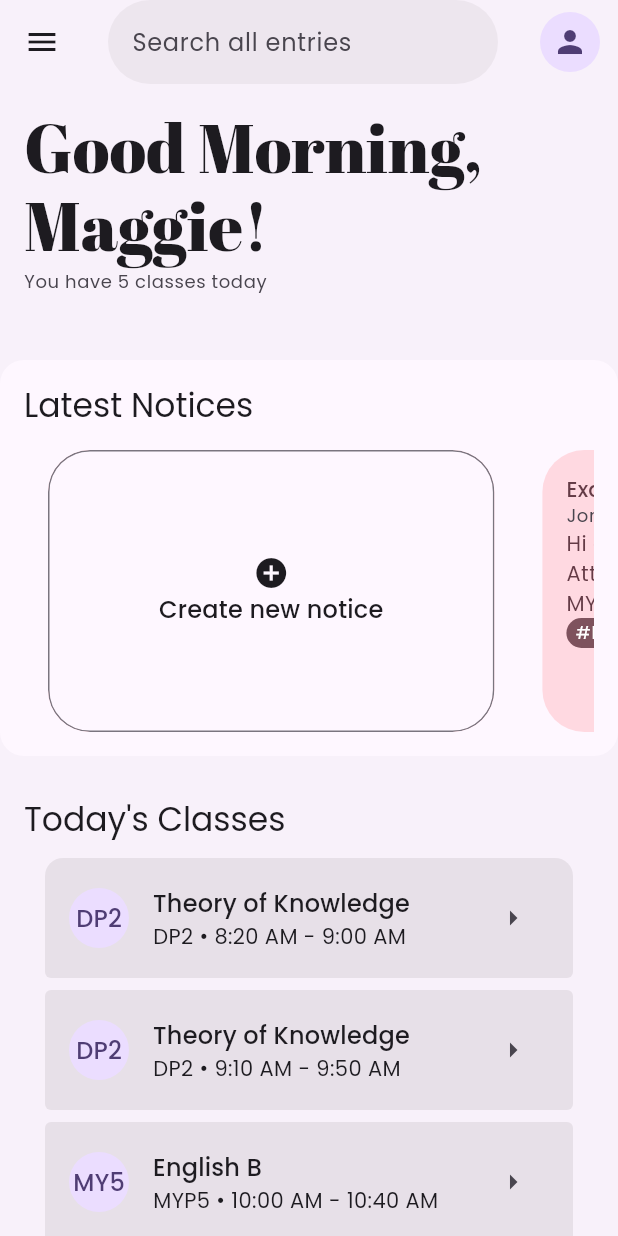
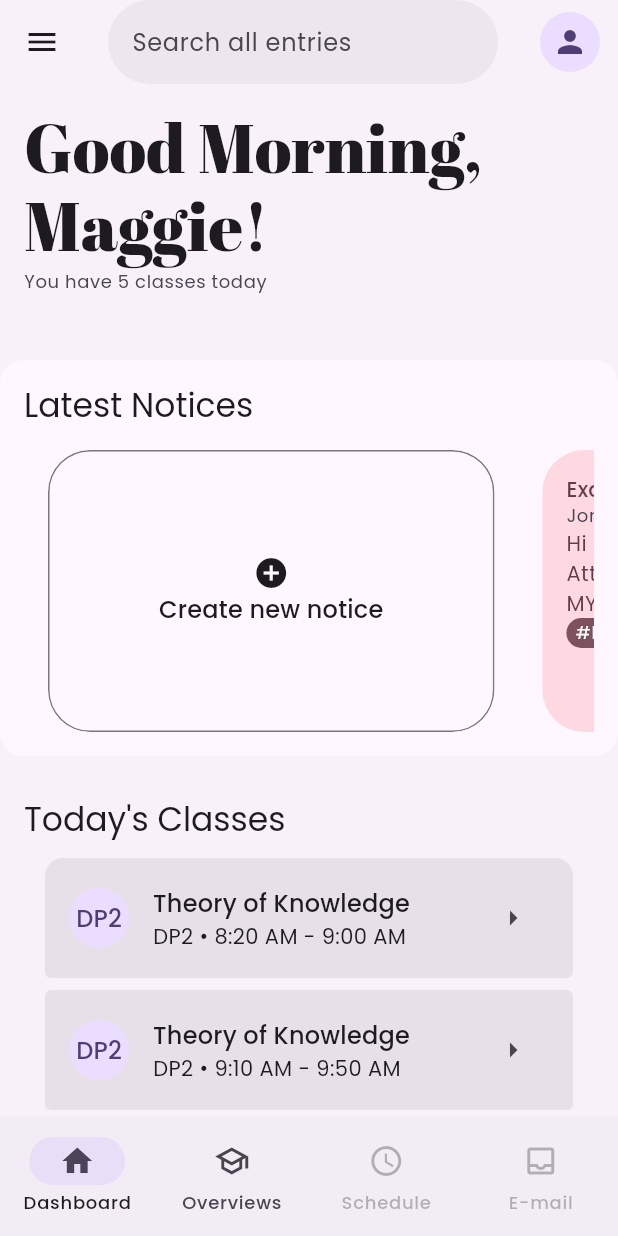
Before and after one commit to ErnGusMik/eclass, a Flutter app: the screen it shows after launch, on a phone screen of 412 x 824 dp. Run offline on Flutter 3.47's test engine with Material 3 defaults, Android fonts, the phone set to English and light mode, and no system bars; our stand-ins replace google_fonts.

Commit message:
Finished static dashboard page

```diff
--- a/eclass_flutter/lib/teacher_panel/dash/ui.dart
+++ b/eclass_flutter/lib/teacher_panel/dash/ui.dart
@@ -18,6 +18,7 @@ class TeacherDash extends StatelessWidget {
               padding: EdgeInsets.symmetric(horizontal: 16.0),
               child: Column(
                 crossAxisAlignment: CrossAxisAlignment.start,
+                spacing: 8.0,
                 children: [
                   Text(
                     "Today's Classes",
@@ -26,10 +27,7 @@ class TeacherDash extends StatelessWidget {
                     ),
                   ),
                   Padding(
-                    padding: const EdgeInsets.symmetric(
-                      horizontal: 10.0,
-                      vertical: 8.0,
-                    ),
+                    padding: const EdgeInsets.symmetric(horizontal: 10.0),
                     child: Column(
                       crossAxisAlignment: CrossAxisAlignment.center,
                       children: [
@@ -91,15 +89,22 @@ class TeacherDash extends StatelessWidget {
                             onPressed: () => {},
                             label: Text(
                               "Add homework",
-                              style: Theme.of(context).textTheme.titleMedium?.copyWith(
-                                color: Theme.of(context).colorScheme.onPrimary
+                              style: Theme.of(
+                                context,
+                              ).textTheme.titleMedium?.copyWith(
+                                color: Theme.of(context).colorScheme.onPrimary,
                               ),
                             ),
                             icon: Icon(Icons.add_circle_outline),
                             style: FilledButton.styleFrom(
-                              backgroundColor: Theme.of(context).colorScheme.primary,
-                              foregroundColor: Theme.of(context).colorScheme.onPrimary,
-                              padding: EdgeInsets.symmetric(horizontal: 24.0, vertical: 16.0)
+                              backgroundColor:
+                                  Theme.of(context).colorScheme.primary,
+                              foregroundColor:
+                                  Theme.of(context).colorScheme.onPrimary,
+                              padding: EdgeInsets.symmetric(
+                                horizontal: 24.0,
+                                vertical: 16.0,
+                              ),
                             ),
                           ),
                           SizedBox(width: 8.0),
@@ -107,18 +112,29 @@ class TeacherDash extends StatelessWidget {
                             onPressed: () => {},
                             label: Text(
                               "Add test",
-                              style: Theme.of(context).textTheme.titleMedium?.copyWith(
-                                color: Theme.of(context).colorScheme.onSecondaryContainer
+                              style: Theme.of(
+                                context,
+                              ).textTheme.titleMedium?.copyWith(
+                                color:
+                                    Theme.of(
+                                      context,
+                                    ).colorScheme.onSecondaryContainer,
                               ),
                             ),
                             icon: Icon(Icons.today_rounded),
                             style: FilledButton.styleFrom(
-                              padding: EdgeInsets.symmetric(vertical: 16.0, horizontal: 24.0),
+                              padding: EdgeInsets.symmetric(
+                                vertical: 16.0,
+                                horizontal: 24.0,
                               ),
-                          )
+                            ),
+                          ),
                         ],
                       ),
-                      ConnectedButtonGroup(),
+                      ConnectedButtonGroup(
+                        selected: 0,
+                        labels: ["In school", "Busy", "Sick"],
+                      ),
                       Wrap(
                         alignment: WrapAlignment.center,
                         spacing: 4.0,
@@ -126,35 +142,113 @@ class TeacherDash extends StatelessWidget {
                           FilledButton.tonal(
                             onPressed: () => {},
                             style: FilledButton.styleFrom(
-                              padding: EdgeInsets.symmetric(vertical: 6.0, horizontal: 12.0)
+                              padding: EdgeInsets.symmetric(
+                                vertical: 6.0,
+                                horizontal: 12.0,
                               ),
-                            child: Text(
-                              "Cancel lesson",
                             ),
+                            child: Text("Cancel lesson"),
                           ),
                           FilledButton(
                             onPressed: () => {},
                             style: FilledButton.styleFrom(
-                              padding: EdgeInsets.symmetric(vertical: 6.0, horizontal: 12.0)
+                              padding: EdgeInsets.symmetric(
+                                vertical: 6.0,
+                                horizontal: 12.0,
+                              ),
                             ),
                             child: Text("Add lesson topic"),
                           ),
                           FilledButton.tonal(
                             onPressed: () => {},
                             style: FilledButton.styleFrom(
-                              padding: EdgeInsets.symmetric(vertical: 6.0, horizontal: 12.0)
+                              padding: EdgeInsets.symmetric(
+                                vertical: 6.0,
+                                horizontal: 12.0,
+                              ),
                             ),
                             child: Text("Add notice"),
+                          ),
+                        ],
+                      ),
+                    ],
+                  ),
+                ],
+              ),
+            ),
+            Padding(
+              padding: EdgeInsets.symmetric(horizontal: 16.0),
+              child: Column(
+                crossAxisAlignment: CrossAxisAlignment.start,
+                spacing: 8.0,
+                children: [
+                  Text(
+                    "Your Classes",
+                    style: Theme.of(context).textTheme.titleLarge,
+                  ),
+                  Column(
+                    crossAxisAlignment: CrossAxisAlignment.center,
+                    children: [
+                      TeacherClass(
+                        lesson: "Theory of Knowledge",
+                        classGrade: "DP2",
+                        first: true,
+                      ),
+                      TeacherClass(
+                        lesson: "Theory of Knowledge",
+                        classGrade: "DP1",
+                      ),
+                      TeacherClass(lesson: "English B SL", classGrade: "MYP5"),
+                      TeacherClass(lesson: "English B HL", classGrade: "MYP5"),
+                      TeacherClass(
+                        lesson: "English B HL",
+                        classGrade: "MYP4",
+                      ),
+                      Card(
+                        elevation: 0.0,
+                        shape: RoundedRectangleBorder(
+                          borderRadius: BorderRadius.only(
+                            topLeft: Radius.circular(4.0),
+                            topRight: Radius.circular(4.0),
+                            bottomLeft: Radius.circular(12.0),
+                            bottomRight: Radius.circular(12.0),
+                          ),
+                          side: BorderSide(
+                            color: Theme.of(context).colorScheme.outline
+                          )
+                        ),
+                        child: Padding(
+                          padding: const EdgeInsets.fromLTRB(16, 4, 16, 8),
+                          child: Column(
+                            crossAxisAlignment: CrossAxisAlignment.stretch,
+                            children: [
+                              IconButton(onPressed: () => {}, icon: Icon(Icons.add_circle_outline),),
+                              Text(
+                                "Create new class",
+                                style: Theme.of(context).textTheme.titleMedium,
+                                textAlign: TextAlign.center,
                               )
                             ],
+                          ),
+                        ),
                       )
                     ],
                   ),
                 ],
               ),
             ),
+            SizedBox(height: 8.0)
           ],
         ),
+      ),
+      bottomNavigationBar: NavigationBar(
+        backgroundColor: Theme.of(context).colorScheme.surfaceContainer,
+        destinations: [
+            NavigationDestination(icon: Icon(Icons.home_outlined), label: "Dashboard", selectedIcon: Icon(Icons.home),),
+            NavigationDestination(icon: Icon(Icons.school_outlined), label: "Overviews", selectedIcon: Icon(Icons.school),),
+            NavigationDestination(icon: Icon(Icons.schedule), label: "Schedule", selectedIcon: Icon(Icons.schedule), enabled: false,),
+            NavigationDestination(icon: Icon(Icons.inbox_outlined), label: "E-mail", selectedIcon: Icon(Icons.inbox), enabled: false,)
+        ],
       ),
     );
   }
@@ -164,7 +258,7 @@ class ConnectedButtonGroup extends StatelessWidget {
   const ConnectedButtonGroup({
     super.key,
     this.selected = 0,
-    this.labels = const ["Item 1", "Item 2", "Item 3"]
+    this.labels = const ["Item 1", "Item 2", "Item 3"],
   });
 
   final int selected;
@@ -175,43 +269,43 @@ class ConnectedButtonGroup extends StatelessWidget {
     return Row(
       mainAxisAlignment: MainAxisAlignment.center,
       spacing: 2.0,
-      children: [
-        FilledButton(
+      children:
+          labels.asMap().entries.map((entry) {
+            final idx = entry.key;
+            final label = entry.value;
+            final isSelected = idx == selected;
+            if (isSelected) {
+              return FilledButton(
                 onPressed: () => {},
                 style: FilledButton.styleFrom(
                   backgroundColor: Theme.of(context).colorScheme.secondary,
                   foregroundColor: Theme.of(context).colorScheme.onSecondary,
                 ),
-          child: Text(
-            "In school"
-          ),
-        ),
-        FilledButton.tonal(
+                child: Text(label),
+              );
+            } else {
+              return FilledButton.tonal(
                 onPressed: () => {},
                 style: FilledButton.styleFrom(
                   shape: RoundedRectangleBorder(
-              borderRadius: BorderRadius.all(Radius.circular(8.0))
+                    borderRadius:
+                        idx == 0
+                            ? BorderRadius.horizontal(
+                              right: Radius.circular(8.0),
+                              left: Radius.circular(24.0),
+                            )
+                            : idx == labels.length - 1
+                            ? BorderRadius.horizontal(
+                              left: Radius.circular(8.0),
+                              right: Radius.circular(24.0),
+                            )
+                            : BorderRadius.all(Radius.circular(8.0)),
                   ),
                 ),
-          child: Text(
-            "Busy"
-          ),
-        ),
-        FilledButton.tonal(
-          onPressed: () => {},
-          style: FilledButton.styleFrom(
-            shape: RoundedRectangleBorder(
-              borderRadius: BorderRadius.horizontal(
-                left: Radius.circular(8.0),
-                right: Radius.circular(24.0)
-              ),
-            ),
-          ),
-          child: Text(
-            "Sick"
-          ),
-        )
-      ],
+                child: Text(label),
+              );
+            }
+          }).toList(),
     );
   }
 }
@@ -221,23 +315,23 @@ class TeacherClass extends StatelessWidget {
     super.key,
     required this.lesson,
     required this.classGrade,
-    required this.startTime,
-    required this.endTime,
+    this.startTime,
+    this.endTime,
     this.first = false,
     this.last = false,
   });
 
   final String lesson;
   final String classGrade;
-  final TimeOfDay startTime;
-  final TimeOfDay endTime;
+  final TimeOfDay? startTime;
+  final TimeOfDay? endTime;
   final bool first;
   final bool last;
 
   @override
   Widget build(BuildContext context) {
-    var startTimeStr = startTime.format(context).toString();
-    var endTimeStr = endTime.format(context).toString();
+    var startTimeStr = startTime?.format(context).toString();
+    var endTimeStr = endTime?.format(context).toString();
     return Card(
       elevation: 0.0,
       shape: RoundedRectangleBorder(
@@ -275,7 +369,9 @@ class TeacherClass extends StatelessWidget {
                       ),
                     ),
                     Text(
-                      "$classGrade \u2022 $startTimeStr - $endTimeStr",
+                      (startTime != null && endTime != null)
+                          ? "$classGrade \u2022 $startTimeStr - $endTimeStr"
+                          : classGrade,
                       maxLines: 1,
                       overflow: TextOverflow.ellipsis,
                       style: Theme.of(context).textTheme.bodyMedium?.copyWith(
```
Lines whose indentation alone changed are shown as unchanged.
